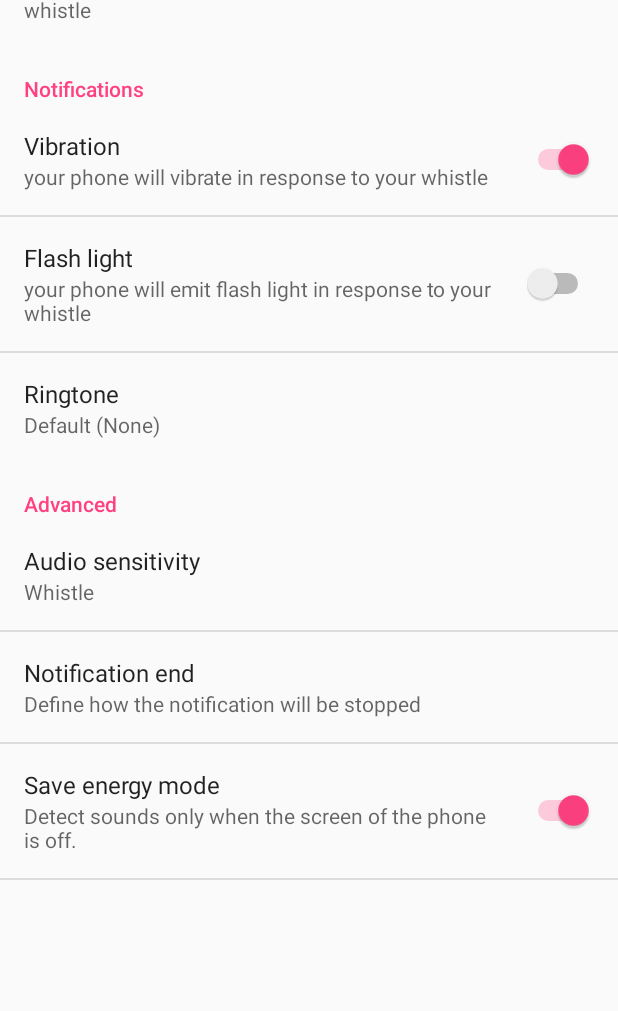
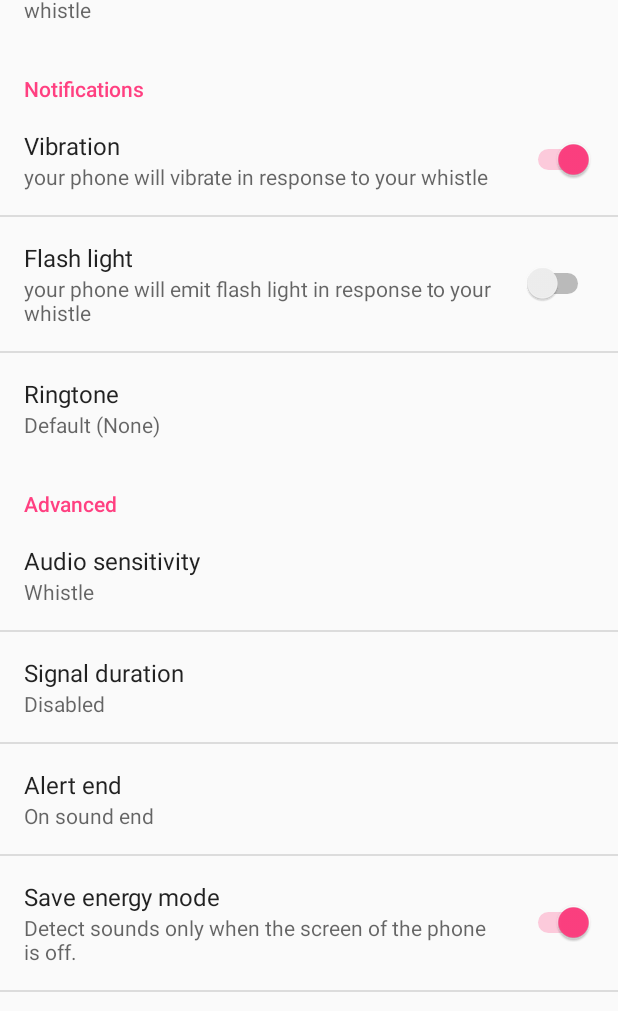
Before and after one commit to Hazem-Ben-Khalfallah/VocalFinder, an Android app: the SettingsActivity screen opened directly, with no data from a screen before it, on a phone screen of 412 x 824 dp, the part 225-1236 px from its top. Run offline under Robolectric (Android 15) with nearby library versions, the phone set to English and light mode, and no system bars.

Commit message:
add preference to select signal duration before triggering the alarm

```diff
--- a/app/src/main/java/com/blacknebula/vocalfinder/activity/SettingsActivity.java
+++ b/app/src/main/java/com/blacknebula/vocalfinder/activity/SettingsActivity.java
@@ -140,6 +140,8 @@ public class SettingsActivity extends AppCompatPreferenceActivity {
 
         bindPreferenceSummaryToValue(findPreference("ringtone"));
         bindPreferenceSummaryToValue(findPreference("audioSensitivity"));
+        bindPreferenceSummaryToValue(findPreference("signalDuration"));
+        bindPreferenceSummaryToValue(findPreference("notificationEnd"));
 
         findPreference("enableVocalFinder").setOnPreferenceChangeListener(preferenceUpdateListener);
         findPreference("enableSaveEnergyMode").setOnPreferenceChangeListener(preferenceUpdateListener);
--- a/app/src/main/java/com/blacknebula/vocalfinder/service/VocalFinderIntentService.java
+++ b/app/src/main/java/com/blacknebula/vocalfinder/service/VocalFinderIntentService.java
@@ -26,9 +26,12 @@ import com.blacknebula.vocalfinder.activity.MainActivity;
 import com.blacknebula.vocalfinder.activity.SettingsActivity;
 import com.blacknebula.vocalfinder.util.Logger;
 import com.blacknebula.vocalfinder.util.PreferenceUtils;
+import com.google.common.base.Stopwatch;
 import com.google.common.base.Strings;
 
 import org.parceler.Parcels;
+
+import java.util.concurrent.TimeUnit;
 
 import be.tarsos.dsp.AudioDispatcher;
 import be.tarsos.dsp.AudioEvent;
@@ -66,6 +69,7 @@ public class VocalFinderIntentService extends NonStopIntentService {
     private boolean isTorchOn;
     private Vibrator vibrator;
     private Ringtone ringtone;
+    private Stopwatch stopwatch;
 
     public VocalFinderIntentService() {
         super(VocalFinderIntentService.class.getSimpleName());
@@ -75,6 +79,7 @@ public class VocalFinderIntentService extends NonStopIntentService {
     public void onCreate() {
         super.onCreate();
         isRunning = true;
+        stopwatch = Stopwatch.createUnstarted();
         sendNotification(getNotificationType());
     }
 
@@ -209,9 +214,8 @@ public class VocalFinderIntentService extends NonStopIntentService {
                     return;
                 }
 
-                final int minimalPitch = PreferenceUtils.asInt("audioSensitivity", 1400);
                 final boolean stopAlarmOnSoundEnd = shouldStopAlarmOnSoundEnd();
-                if (pitchInHz > minimalPitch) {
+                if (shouldStartAlarm(pitchInHz)) {
                     // add stop alarm action in notification
                     if (!stopAlarmOnSoundEnd) {
                         sendNotification(NotificationTypeEnum.ALARM);
@@ -228,6 +232,22 @@ public class VocalFinderIntentService extends NonStopIntentService {
         AudioProcessor p = new PitchProcessor(PitchProcessor.PitchEstimationAlgorithm.FFT_YIN, 22050, 1024, pdh);
         dispatcher.addAudioProcessor(p);
         new Thread(dispatcher, "Audio Dispatcher").start();
+    }
+
+    private boolean shouldStartAlarm(float pitchInHz) {
+        final int minimalPitch = PreferenceUtils.asInt("audioSensitivity", 1400);
+
+        if (pitchInHz < minimalPitch) {
+            stopwatch.reset();
+            return false;
+        }
+
+        if (!stopwatch.isRunning()) {
+            stopwatch.start();
+        }
+        final int signalDuration = PreferenceUtils.asInt("signalDuration", 0);
+        return stopwatch.elapsed(TimeUnit.SECONDS) >= signalDuration;
+
     }
 
     private boolean shouldStopAlarmOnSoundEnd() {
--- a/app/src/main/res/values/strings.xml
+++ b/app/src/main/res/values/strings.xml
@@ -36,9 +36,12 @@
     <string name="manual_stop_value">manual</string>
     <string name="sound_end_value">sound_end</string>
     <string name="pref_notification_end_mode_default">@string/sound_end_value</string>
-    <string name="pref_notification_end_mode_title">Notification end</string>
+    <string name="pref_notification_end_mode_title">Alert end</string>
     <string name="pref_notification_end_mode_summary">Define how the notification will be stopped</string>
     <string name="pitch_default_value">0</string>
+    <string name="pref_signal_duration_title">Signal duration</string>
+    <string name="pref_signal_duration_summary">How many seconds should the signal last to trigger the alarm</string>
+    <string name="pref_signal_duration_default">0</string>
 
     <string-array name="list_sensitivity_preference_entries">
         <item>normal human voice</item>
@@ -61,4 +64,18 @@
         <item>@string/manual_stop_value</item>
         <item>@string/sound_end_value</item>
     </string-array>
+
+    <string-array name="list_signal_duration_preference_entries">
+        <item>Disabled</item>
+        <item>1s</item>
+        <item>2s</item>
+        <item>3s</item>
+    </string-array>
+
+    <string-array name="list_signal_duration_preference_values">
+        <item>0</item>
+        <item>1</item>
+        <item>2</item>
+        <item>3</item>
+    </string-array>
 </resources>
--- a/app/src/main/res/xml/pref_notification.xml
+++ b/app/src/main/res/xml/pref_notification.xml
@@ -50,6 +50,17 @@
             android:summary="@string/pref_audio_sensitivity_summary" />
 
         <ListPreference
+            android:key="signalDuration"
+            android:defaultValue="@string/pref_signal_duration_default"
+            android:dependency="enableVocalFinder"
+            android:entries="@array/list_signal_duration_preference_entries"
+            android:entryValues="@array/list_signal_duration_preference_values"
+            android:negativeButtonText="@null"
+            android:positiveButtonText="@null"
+            android:title="@string/pref_signal_duration_title"
+            android:summary="@string/pref_signal_duration_summary" />
+
+        <ListPreference
             android:key="notificationEnd"
             android:defaultValue="@string/pref_notification_end_mode_default"
             android:dependency="enableVocalFinder"
```
